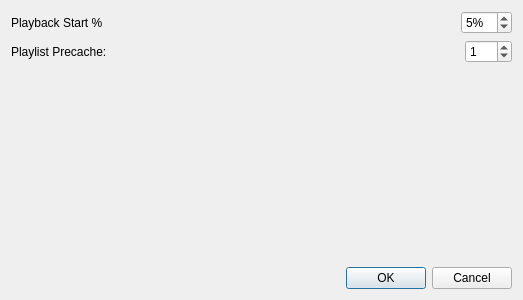
The window that settings.ui (dotblank/groove) describes before a commit, drawn with Qt 5.
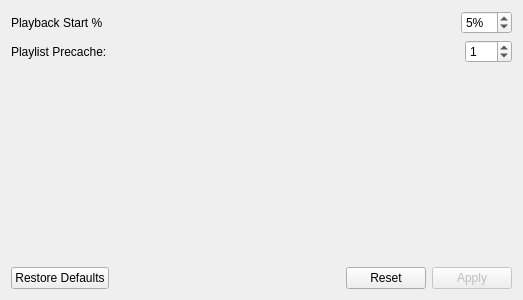
The same window after the commit.

Commit message: Update for API changes, Also added keepalive heartbeat and a settings window.

```diff
--- a/settings.ui
+++ b/settings.ui
@@ -98,9 +98,39 @@
    <item>
     <layout class="QHBoxLayout" name="horizontalLayout_4">
      <item>
-      <widget class="QDialogButtonBox" name="buttonBox">
-       <property name="standardButtons">
-        <set>QDialogButtonBox::Cancel|QDialogButtonBox::Ok</set>
+      <widget class="QPushButton" name="pushButton_2">
+       <property name="text">
+        <string>Restore Defaults</string>
+       </property>
+      </widget>
+     </item>
+     <item>
+      <spacer name="horizontalSpacer_3">
+       <property name="orientation">
+        <enum>Qt::Horizontal</enum>
+       </property>
+       <property name="sizeHint" stdset="0">
+        <size>
+         <width>40</width>
+         <height>20</height>
+        </size>
+       </property>
+      </spacer>
+     </item>
+     <item>
+      <widget class="QPushButton" name="pushButton_3">
+       <property name="text">
+        <string>Reset</string>
+       </property>
+      </widget>
+     </item>
+     <item>
+      <widget class="QPushButton" name="pushButton">
+       <property name="enabled">
+        <bool>false</bool>
+       </property>
+       <property name="text">
+        <string>Apply</string>
        </property>
       </widget>
      </item>
```
Left out of the diff: 22 changed lines with no effect on the pictures. The commit also changes 8 other files.
